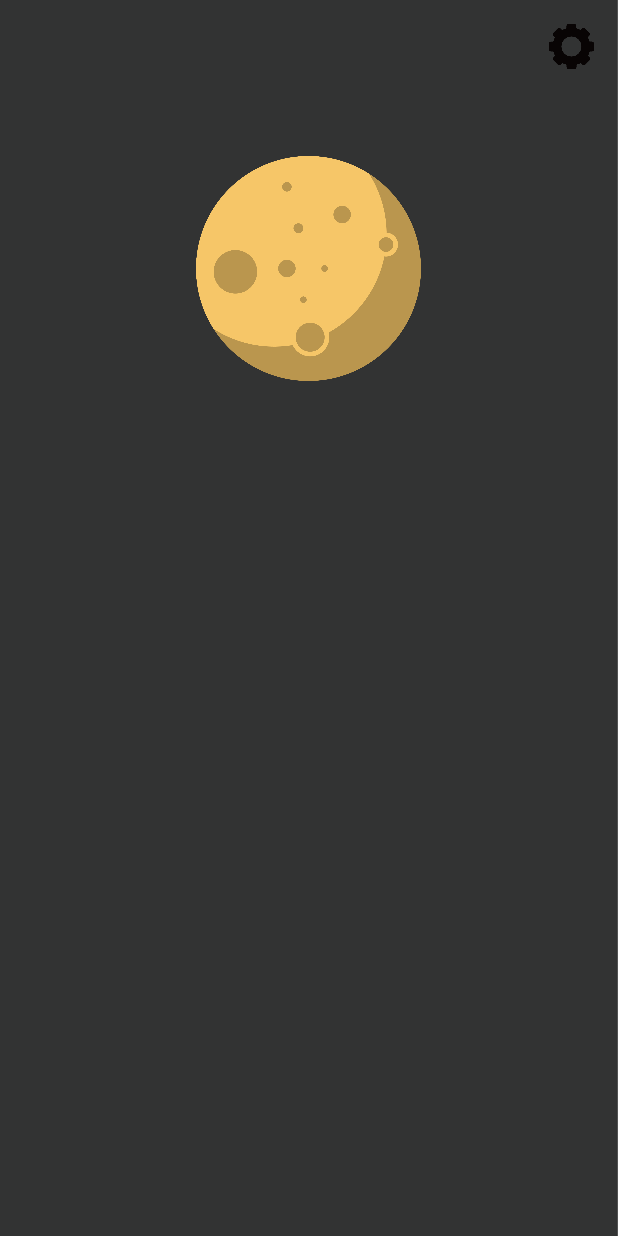
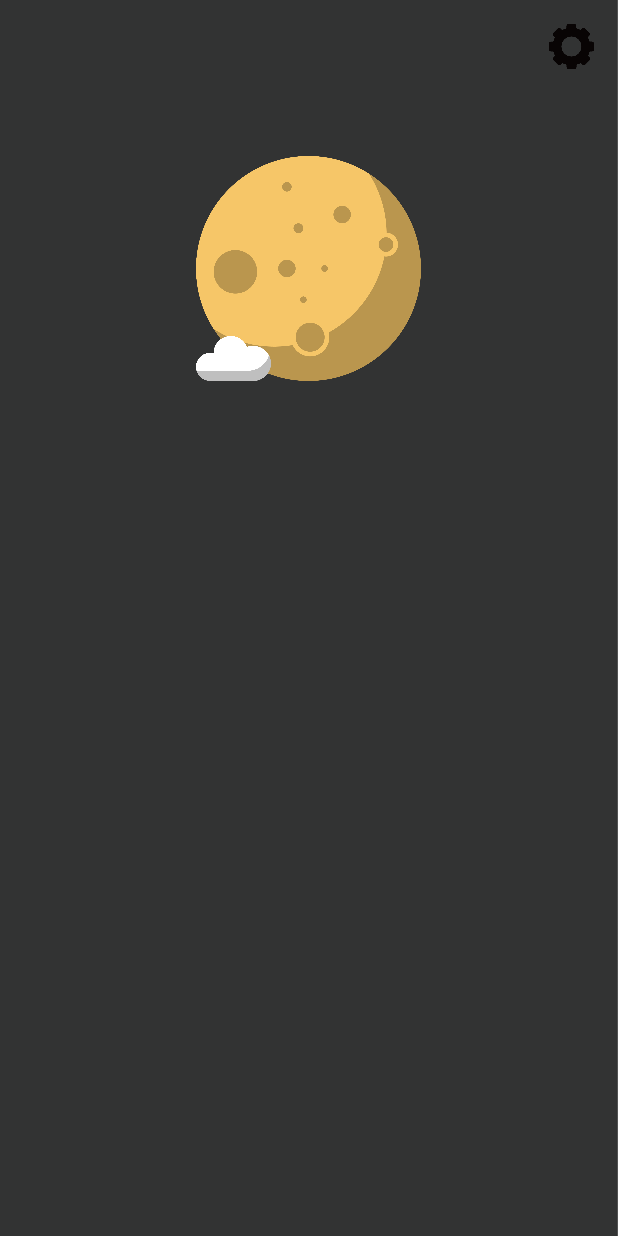
Before and after one commit to PJunhyuk/TodaysMoon, an Android app: the screen it shows after launch (MainActivity), on a phone screen of 412 x 824 dp. Run offline under Robolectric (Android 15) with nearby library versions, the phone set to English and light mode, and no system bars.

Commit message:
Add sample cloud image on main page and Make it animate

```diff
--- a/app/src/main/AndroidManifest.xml
+++ b/app/src/main/AndroidManifest.xml
@@ -22,9 +22,11 @@
         <activity android:name=".SplashActivity"
             android:screenOrientation="portrait"
             android:configChanges="orientation|keyboardHidden"
-            android:theme="@android:style/Theme.NoTitleBar" />
+            android:theme="@android:style/Theme.NoTitleBar" >
+        </activity>
 
-        <activity android:name=".SettingActivity" />
+        <activity android:name=".SettingActivity" >
+        </activity>
 
     </application>
 
--- a/app/src/main/java/pjunhyuk/todaysmoon/MainActivity.java
+++ b/app/src/main/java/pjunhyuk/todaysmoon/MainActivity.java
@@ -2,37 +2,24 @@ package pjunhyuk.todaysmoon;
 
 import android.content.Intent;
 import android.os.Bundle;
-import android.support.design.widget.FloatingActionButton;
-import android.support.design.widget.Snackbar;
 import android.support.v7.app.AppCompatActivity;
-import android.support.v7.widget.Toolbar;
 import android.view.View;
-import android.view.Menu;
-import android.view.MenuItem;
-import android.widget.Button;
+import android.view.animation.Animation;
+import android.view.animation.AnimationUtils;
 import android.widget.ImageButton;
+import android.widget.ImageView;
 
 public class MainActivity extends AppCompatActivity {
     ImageButton imgbutton;
+    ImageView cloud_1;
 
     @Override
     protected void onCreate(Bundle savedInstanceState) {
         super.onCreate(savedInstanceState);
         setContentView(R.layout.activity_main);
-//        Toolbar toolbar = (Toolbar) findViewById(R.id.toolbar);
-//        setSupportActionBar(toolbar);
-
-        FloatingActionButton fab = (FloatingActionButton) findViewById(R.id.fab);
-        fab.setOnClickListener(new View.OnClickListener() {
-            @Override
-            public void onClick(View view) {
-                Snackbar.make(view, "Replace with your own action", Snackbar.LENGTH_LONG)
-                        .setAction("Action", null).show();
-            }
-        });
 
         // For SplashActivity
-        startActivity(new Intent(this, SplashActivity.class));
+//        startActivity(new Intent(this, SplashActivity.class));
 
         // For Setting
         imgbutton = (ImageButton)findViewById(R.id.button_setting);
@@ -44,28 +31,9 @@ public class MainActivity extends AppCompatActivity {
             }
         });
 
+        // For cloud patrol
+        cloud_1 = (ImageView) findViewById(R.id.cloud_1);
+        final Animation animPatrol = AnimationUtils.loadAnimation(this, R.anim.translate);
+        cloud_1.startAnimation(animPatrol);
     }
-
-    @Override
-    public boolean onCreateOptionsMenu(Menu menu) {
-        // Inflate the menu; this adds items to the action bar if it is present.
-        getMenuInflater().inflate(R.menu.menu_main, menu);
-        return true;
-    }
-
-    @Override
-    public boolean onOptionsItemSelected(MenuItem item) {
-        // Handle action bar item clicks here. The action bar will
-        // automatically handle clicks on the Home/Up button, so long
-        // as you specify a parent activity in AndroidManifest.xml.
-        int id = item.getItemId();
-
-        //noinspection SimplifiableIfStatement
-        if (id == R.id.action_settings) {
-            return true;
-        }
-
-        return super.onOptionsItemSelected(item);
-    }
-
 }
--- /dev/null
+++ b/app/src/main/res/anim/translate.xml
@@ -0,0 +1,13 @@
+<?xml version="1.0" encoding="utf-8"?>
+<translate xmlns:android="http://schemas.android.com/apk/res/android"
+    android:duration="3000"
+    android:repeatMode="reverse"
+    android:repeatCount="-1"
+    android:fillAfter="true"
+    android:fromXDelta="0%p"
+    android:fromYDelta="0%p"
+    android:toXDelta="10%p"
+    android:toYDelta="0%p"
+    >
+
+</translate>
--- a/app/src/main/res/layout/content_main.xml
+++ b/app/src/main/res/layout/content_main.xml
@@ -31,4 +31,13 @@
         android:layout_below="@+id/button_setting"
         android:layout_centerHorizontal="true" />
 
+    <ImageView
+        android:layout_width="50dp"
+        android:layout_height="30dp"
+        android:id="@+id/cloud_1"
+        android:background="@drawable/cloud"
+        android:layout_alignBottom="@+id/imageView"
+        android:layout_alignLeft="@+id/imageView"
+        android:layout_alignStart="@+id/imageView" />
+
 </RelativeLayout>
--- a/app/src/main/res/layout/splash.xml
+++ b/app/src/main/res/layout/splash.xml
@@ -9,6 +9,6 @@
         android:src="@drawable/splash_sample"
         android:scaleType="fitXY"
 
-        />
+         />
 
 </LinearLayout>
```
Also changed, not shown: app/src/main/res/drawable/cloud.png (added).
